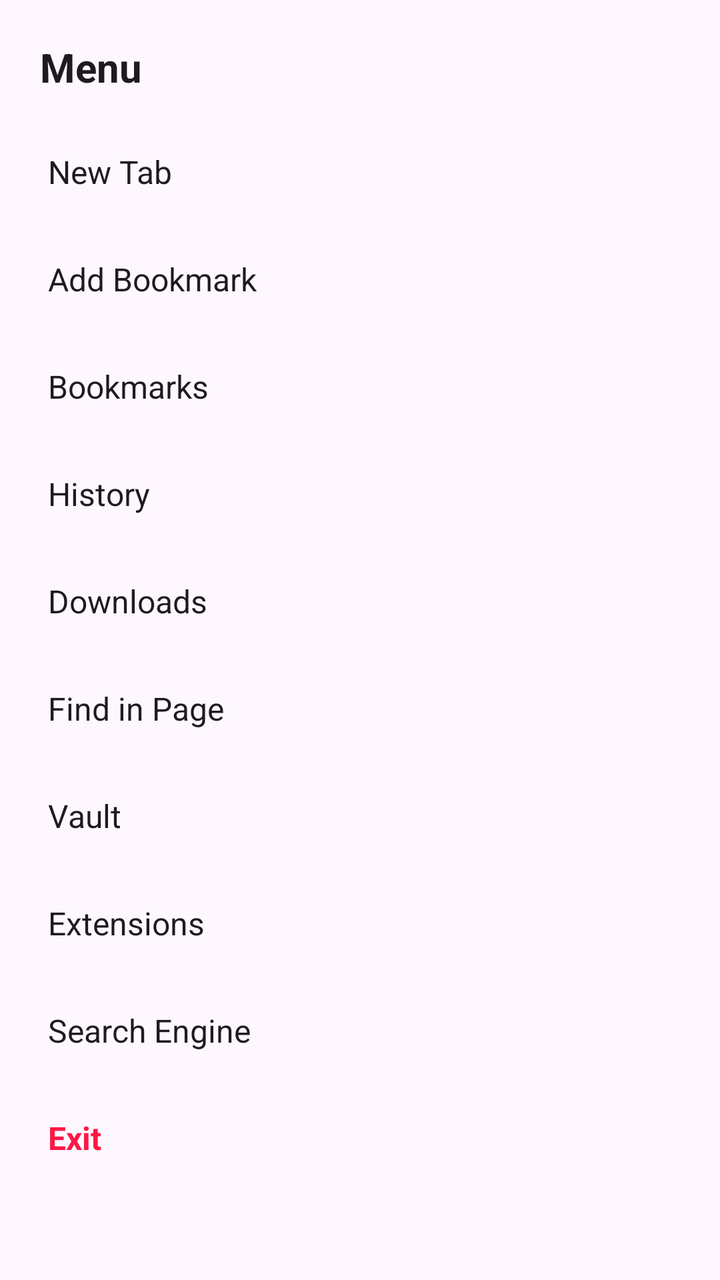
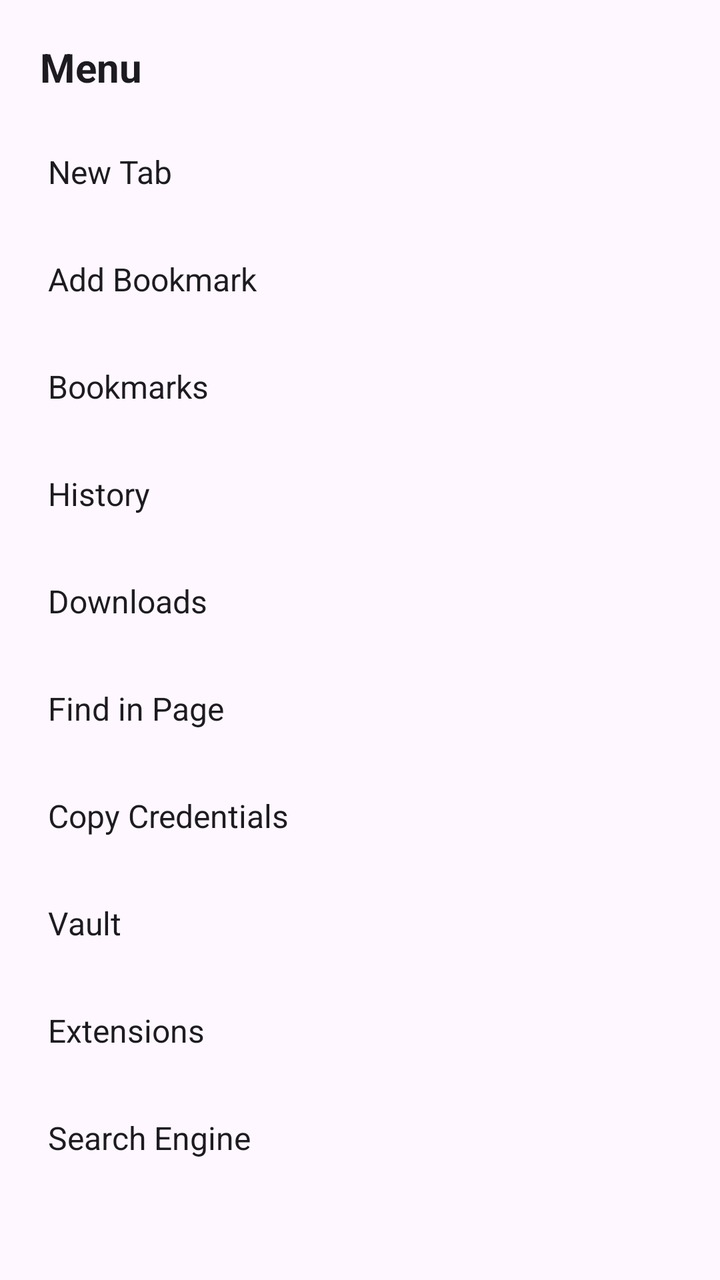

Two renders of the same Android screen: before a commit and after it. Below are the layout's source before the change and the commit's diff.
<!-- AndroidManifest.xml: application theme Theme.SpoonGecko -->
<!-- res/layout/sheet_menu.xml -->
<?xml version="1.0" encoding="utf-8"?>
<LinearLayout xmlns:android="http://schemas.android.com/apk/res/android"
    android:layout_width="match_parent"
    android:layout_height="wrap_content"
    android:orientation="vertical"
    android:background="?attr/colorSurface"
    android:padding="8dp">
    <TextView
        android:layout_width="match_parent"
        android:layout_height="wrap_content"
        android:text="Menu"
        android:textSize="20sp"
        android:textStyle="bold"
        android:textColor="?attr/colorOnSurface"
        android:padding="12dp" />
    <TextView
        android:id="@+id/menu_new_tab"
        android:layout_width="match_parent"
        android:layout_height="wrap_content"
        android:padding="16dp"
        android:textSize="16sp"
        android:textColor="?attr/colorOnSurface"
        android:background="?attr/selectableItemBackground"
        android:clickable="true"
        android:focusable="true"
        android:text="New Tab" />
    <TextView
        android:id="@+id/menu_add_bookmark"
        android:layout_width="match_parent"
        android:layout_height="wrap_content"
        android:padding="16dp"
        android:textSize="16sp"
        android:textColor="?attr/colorOnSurface"
        android:background="?attr/selectableItemBackground"
        android:clickable="true"
        android:focusable="true"
        android:text="Add Bookmark" />
    <TextView
        android:id="@+id/menu_bookmarks"
        android:layout_width="match_parent"
        android:layout_height="wrap_content"
        android:padding="16dp"
        android:textSize="16sp"
        android:textColor="?attr/colorOnSurface"
        android:background="?attr/selectableItemBackground"
        android:clickable="true"
        android:focusable="true"
        android:text="Bookmarks" />
    <TextView
        android:id="@+id/menu_history"
        android:layout_width="match_parent"
        android:layout_height="wrap_content"
        android:padding="16dp"
        android:textSize="16sp"
        android:textColor="?attr/colorOnSurface"
        android:background="?attr/selectableItemBackground"
        android:clickable="true"
        android:focusable="true"
        android:text="History" />
    <TextView
        android:id="@+id/menu_downloads"
        android:layout_width="match_parent"
        android:layout_height="wrap_content"
        android:padding="16dp"
        android:textSize="16sp"
        android:textColor="?attr/colorOnSurface"
        android:background="?attr/selectableItemBackground"
        android:clickable="true"
        android:focusable="true"
        android:text="Downloads" />
    <TextView
        android:id="@+id/menu_find_in_page"
        android:layout_width="match_parent"
        android:layout_height="wrap_content"
        android:padding="16dp"
        android:textSize="16sp"
        android:textColor="?attr/colorOnSurface"
        android:background="?attr/selectableItemBackground"
        android:clickable="true"
        android:focusable="true"
        android:text="Find in Page" />
    <TextView
        android:id="@+id/menu_vault"
        android:layout_width="match_parent"
        android:layout_height="wrap_content"
        android:padding="16dp"
        android:textSize="16sp"
        android:textColor="?attr/colorOnSurface"
        android:background="?attr/selectableItemBackground"
        android:clickable="true"
        android:focusable="true"
        android:text="Vault" />
    <TextView
        android:id="@+id/menu_extensions"
        android:layout_width="match_parent"
        android:layout_height="wrap_content"
        android:padding="16dp"
        android:textSize="16sp"
        android:textColor="?attr/colorOnSurface"
        android:background="?attr/selectableItemBackground"
        android:clickable="true"
        android:focusable="true"
        android:text="Extensions" />
    <TextView
        android:id="@+id/menu_search_engine"
        android:layout_width="match_parent"
        android:layout_height="wrap_content"
        android:padding="16dp"
        android:textSize="16sp"
        android:textColor="?attr/colorOnSurface"
        android:background="?attr/selectableItemBackground"
        android:clickable="true"
        android:focusable="true"
        android:text="Search Engine" />
    <TextView
        android:id="@+id/menu_exit"
        android:layout_width="match_parent"
        android:layout_height="wrap_content"
        android:padding="16dp"
        android:textSize="16sp"
        android:textStyle="bold"
        android:textColor="#FF1744"
        android:background="?attr/selectableItemBackground"
        android:clickable="true"
        android:focusable="true"
        android:text="Exit" />
</LinearLayout>
<!-- resources referenced by this layout -->
<resources>
  <style name="Theme.SpoonGecko" parent="Theme.Material3.DayNight.NoActionBar">
          
          <item name="android:windowBackground">?attr/colorSurface</item>
          
          
          <item name="android:statusBarColor">?attr/colorSurface</item>
          <item name="android:navigationBarColor">?attr/colorSurface</item>
          <item name="android:windowLightStatusBar" tools:targetApi="m">false</item>
      </style>
</resources>

<!-- the commit's change to res/layout/sheet_menu.xml (unified diff, before → after) -->
@@ -80,6 +80,17 @@
         android:focusable="true"
         android:text="Find in Page" />
     <TextView
+        android:id="@+id/menu_vault_copy"
+        android:layout_width="match_parent"
+        android:layout_height="wrap_content"
+        android:padding="16dp"
+        android:textSize="16sp"
+        android:textColor="?attr/colorOnSurface"
+        android:background="?attr/selectableItemBackground"
+        android:clickable="true"
+        android:focusable="true"
+        android:text="Copy Credentials" />
+    <TextView
         android:id="@+id/menu_vault"
         android:layout_width="match_parent"
         android:layout_height="wrap_content"
